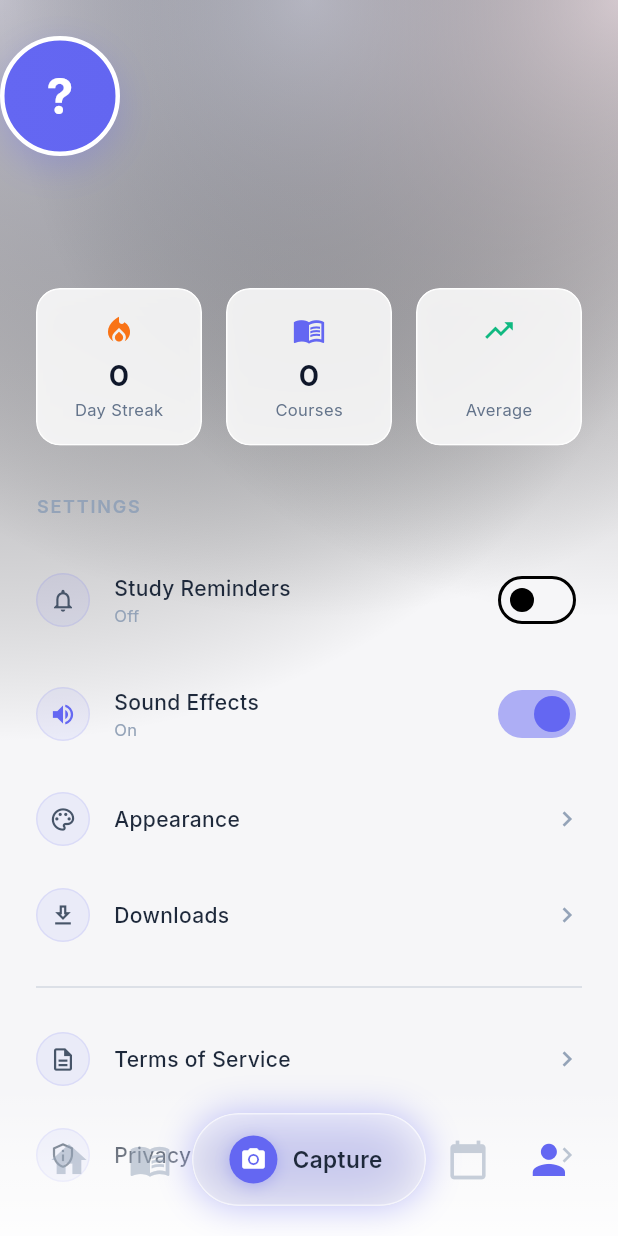
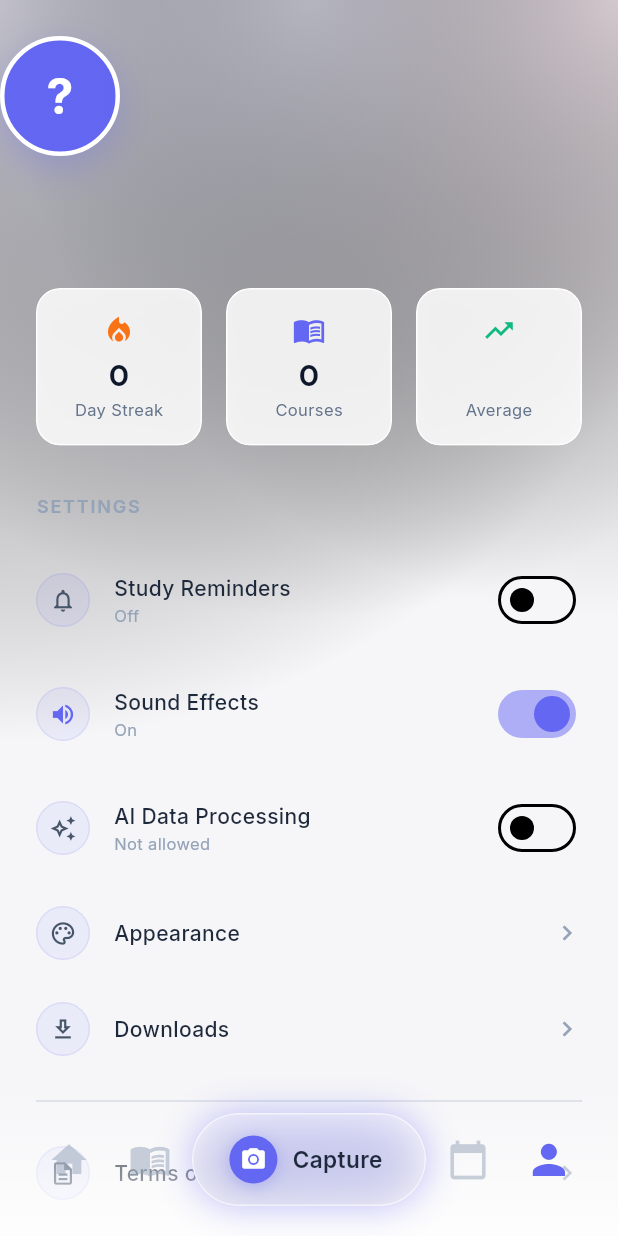
Before and after one commit to BagasyStudio/Kapsa-AI-Study-Exam-Prep, a Flutter app: the ProfileScreen screen opened by its route, on a phone screen of 412 x 824 dp. Run offline on Flutter 3.47's test engine with Material 3 defaults, Android fonts, the phone set to English and light mode, and no system bars; our stand-ins replace audioplayers, connectivity_plus, file_picker, flutter_local_notifications, flutter_markdown, flutter_riverpod and 8 more; missing offline and left inert: purchases_flutter, record; accounts and stored records are empty.

Commit message:
feat: add AI data consent dialog for App Store compliance
Apple Guideline 5.1.1/5.1.2 requires disclosure and consent before
sending user data to third-party AI services (Replicate). Adds consent
dialog in checkFeatureAccess(), toggle in Settings, and kIsWeb guards
for Flutter web support.

Co-Authored-By: Claude Opus 4.6 <noreply@anthropic.com>

```diff
--- a/lib/features/profile/data/models/profile_model.dart
+++ b/lib/features/profile/data/models/profile_model.dart
@@ -6,6 +6,7 @@ class ProfileModel {
   final int streakDays;
   final int totalCourses;
   final String? averageGrade;
+  final bool aiConsentAccepted;
   final DateTime? createdAt;
   final DateTime? updatedAt;
 
@@ -16,6 +17,7 @@ class ProfileModel {
     this.streakDays = 0,
     this.totalCourses = 0,
     this.averageGrade,
+    this.aiConsentAccepted = false,
     this.createdAt,
     this.updatedAt,
   });
@@ -28,6 +30,7 @@ class ProfileModel {
       streakDays: (json['streak_days'] as num?)?.toInt() ?? 0,
       totalCourses: (json['total_courses'] as num?)?.toInt() ?? 0,
       averageGrade: json['average_grade'] as String?,
+      aiConsentAccepted: json['ai_consent_accepted'] as bool? ?? false,
       createdAt: json['created_at'] != null
           ? DateTime.parse(json['created_at'] as String)
           : null,
@@ -45,6 +48,7 @@ class ProfileModel {
       'streak_days': streakDays,
       'total_courses': totalCourses,
       'average_grade': averageGrade,
+      'ai_consent_accepted': aiConsentAccepted,
     };
   }
 
@@ -54,6 +58,7 @@ class ProfileModel {
     int? streakDays,
     int? totalCourses,
     String? averageGrade,
+    bool? aiConsentAccepted,
   }) {
     return ProfileModel(
       id: id,
@@ -62,6 +67,7 @@ class ProfileModel {
       streakDays: streakDays ?? this.streakDays,
       totalCourses: totalCourses ?? this.totalCourses,
       averageGrade: averageGrade ?? this.averageGrade,
+      aiConsentAccepted: aiConsentAccepted ?? this.aiConsentAccepted,
       createdAt: createdAt,
       updatedAt: updatedAt,
     );
--- a/lib/features/profile/presentation/screens/profile_screen.dart
+++ b/lib/features/profile/presentation/screens/profile_screen.dart
@@ -3,6 +3,7 @@ import 'package:flutter/material.dart';
 import 'package:flutter_riverpod/flutter_riverpod.dart';
 import 'package:go_router/go_router.dart';
 import 'package:package_info_plus/package_info_plus.dart';
+import 'package:supabase_flutter/supabase_flutter.dart';
 import '../../../../core/navigation/routes.dart';
 import '../../../../core/providers/revenue_cat_provider.dart';
 import '../../../../core/services/notification_service.dart';
@@ -16,6 +17,7 @@ import '../../../../core/widgets/staggered_list.dart';
 import '../../../auth/presentation/providers/auth_provider.dart';
 import '../../../courses/presentation/providers/course_provider.dart';
 import '../../../subscription/presentation/providers/subscription_provider.dart';
+import '../../../subscription/presentation/widgets/ai_consent_dialog.dart';
 import '../providers/profile_provider.dart';
 
 class ProfileScreen extends ConsumerWidget {
@@ -266,6 +268,7 @@ class ProfileScreen extends ConsumerWidget {
 
                             _NotificationToggleTile(),
                             _SoundToggleTile(),
+                            _AiDataToggleTile(),
                             _SettingsTile(
                               icon: Icons.palette_outlined,
                               label: 'Appearance',
@@ -856,6 +859,131 @@ class _SoundToggleTileState extends State<_SoundToggleTile> {
   }
 }
 
+/// AI Data Processing consent toggle.
+class _AiDataToggleTile extends ConsumerStatefulWidget {
+  @override
+  ConsumerState<_AiDataToggleTile> createState() => _AiDataToggleTileState();
+}
+
+class _AiDataToggleTileState extends ConsumerState<_AiDataToggleTile> {
+  bool _enabled = false;
+  bool _loading = true;
+
+  @override
+  void initState() {
+    super.initState();
+    _loadState();
+  }
+
+  Future<void> _loadState() async {
+    // Try cache first
+    final cached = ref.read(aiConsentCacheProvider);
+    if (cached != null) {
+      if (mounted) setState(() { _enabled = cached; _loading = false; });
+      return;
+    }
+    // Load from DB
+    try {
+      final user = ref.read(currentUserProvider);
+      if (user == null) return;
+      final profile = await Supabase.instance.client
+          .from('profiles')
+          .select('ai_consent_accepted')
+          .eq('id', user.id)
+          .maybeSingle();
+      final value = profile?['ai_consent_accepted'] as bool? ?? false;
+      ref.read(aiConsentCacheProvider.notifier).state = value;
+      if (mounted) setState(() { _enabled = value; _loading = false; });
+    } catch (_) {
+      if (mounted) setState(() => _loading = false);
+    }
+  }
+
+  Future<void> _toggle(bool value) async {
+    final user = ref.read(currentUserProvider);
+    if (user == null) return;
+
+    if (value) {
+      // Re-show consent dialog when re-enabling
+      final accepted = await AiConsentDialog.show(context);
+      if (!accepted) return;
+    }
+
+    await Supabase.instance.client.from('profiles').update({
+      'ai_consent_accepted': value,
+      'updated_at': DateTime.now().toIso8601String(),
+    }).eq('id', user.id);
+
+    ref.read(aiConsentCacheProvider.notifier).state = value;
+    setState(() => _enabled = value);
+  }
+
+  @override
+  Widget build(BuildContext context) {
+    return TapScale(
+      onTap: () => _toggle(!_enabled),
+      child: Padding(
+        padding: const EdgeInsets.symmetric(vertical: 14),
+        child: Row(
+          children: [
+            Container(
+              width: 36,
+              height: 36,
+              decoration: BoxDecoration(
+                shape: BoxShape.circle,
+                color: AppColors.primary.withValues(alpha: 0.08),
+                border: Border.all(
+                  color: AppColors.primary.withValues(alpha: 0.12),
+                ),
+              ),
+              child: Icon(
+                _enabled ? Icons.auto_awesome : Icons.auto_awesome_outlined,
+                size: 18,
+                color: _enabled
+                    ? AppColors.primary
+                    : const Color(0xFF475569),
+              ),
+            ),
+            const SizedBox(width: AppSpacing.md),
+            Expanded(
+              child: Column(
+                crossAxisAlignment: CrossAxisAlignment.start,
+                children: [
+                  Text(
+                    'AI Data Processing',
+                    style: AppTypography.labelLarge.copyWith(
+                      color: const Color(0xFF1E293B),
+                      fontWeight: FontWeight.w500,
+                    ),
+                  ),
+                  Text(
+                    _enabled ? 'Allowed' : 'Not allowed',
+                    style: AppTypography.caption.copyWith(
+                      color: const Color(0xFF94A3B8),
+                    ),
+                  ),
+                ],
+              ),
+            ),
+            if (_loading)
+              const SizedBox(
+                width: 20,
+                height: 20,
+                child: CircularProgressIndicator(strokeWidth: 2),
+              )
+            else
+              Switch.adaptive(
+                value: _enabled,
+                onChanged: _toggle,
+                activeColor: AppColors.primary,
+              ),
+          ],
+        ),
+      ),
+    );
+  }
+}
+
 /// Settings list tile with glass style.
 class _SettingsTile extends StatelessWidget {
   final IconData icon;
```
Also changed, not shown: lib/features/subscription/presentation/providers/subscription_provider.dart (+40 -1 lines), lib/features/subscription/presentation/widgets/ai_consent_dialog.dart (added, +237 -0 lines), lib/main.dart (+7 -1 lines).
